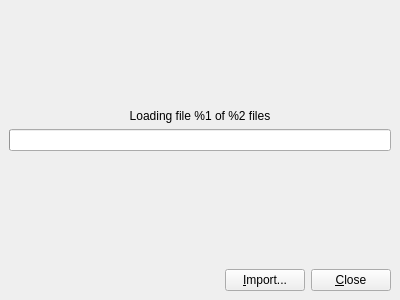
This is ProfileInterface.ui in SyDevTeam/gta5view as Qt 5 draws it before an edit. The edited form follows.
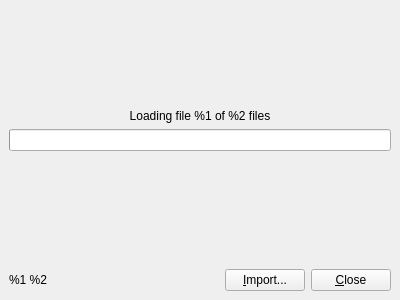
This is the edited form.

Commit message: User Interface update

The edit to the form file:
```diff
--- a/ProfileInterface.ui
+++ b/ProfileInterface.ui
@@ -163,6 +163,13 @@
      <property name="bottomMargin">
       <number>9</number>
      </property>
+     <item>
+      <widget class="QLabel" name="labVersion">
+       <property name="text">
+        <string>%1 %2</string>
+       </property>
+      </widget>
+     </item>
      <item>
       <spacer name="hsProfile">
        <property name="orientation">
```
The commit also changes 4 other files.
